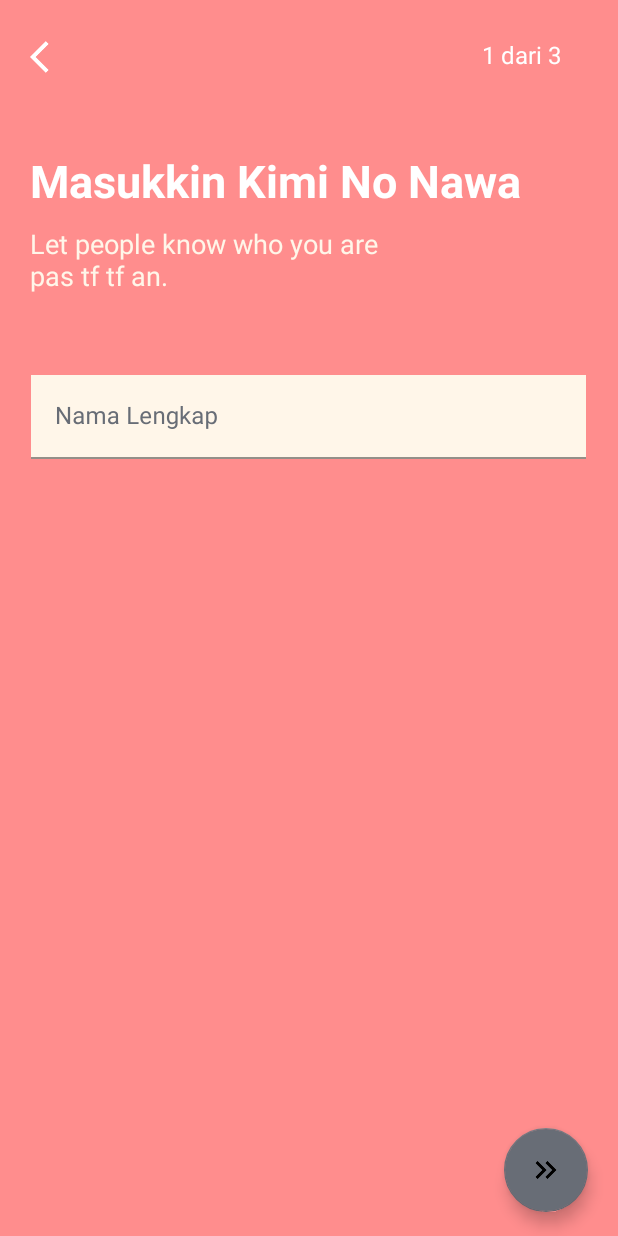
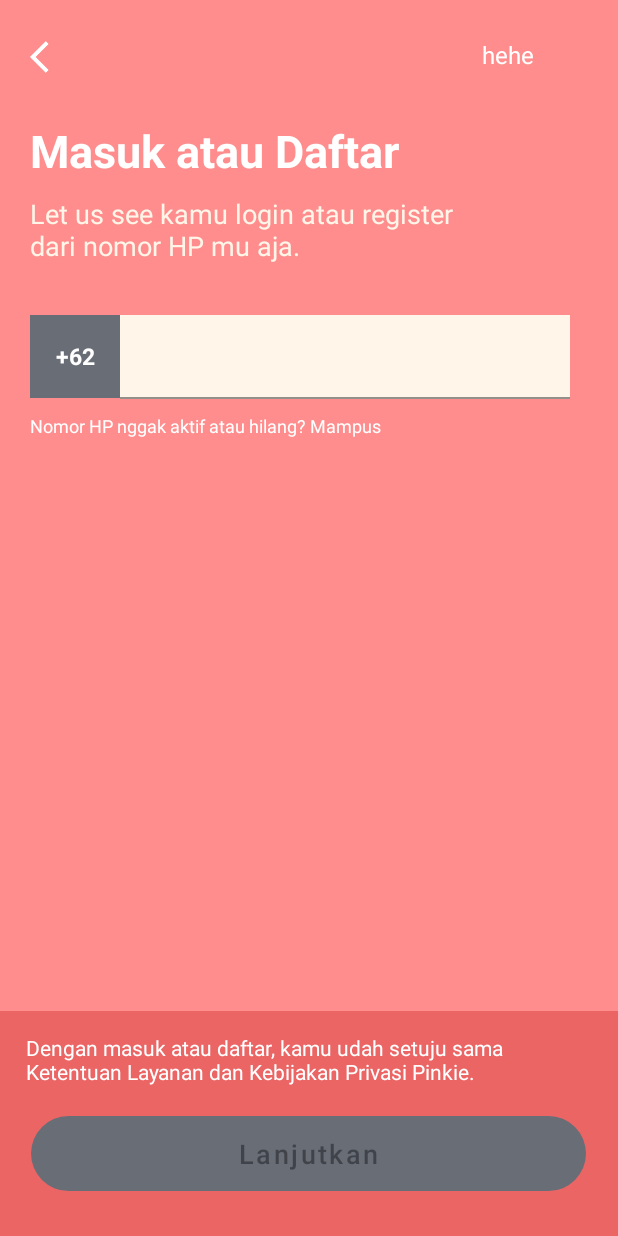
Before and after one commit to JuanNathaniel/Pinkie, an Android app: the screen it shows after launch (StartActivity), after a tap on "LANJUTKAN", on a phone screen of 412 x 824 dp. Run offline under Robolectric (Android 15) with nearby library versions, the phone set to English and light mode, and no system bars.

Commit message:
New feature checking for login/register

```diff
--- /dev/null
+++ b/app/src/main/java/com/example/pinkiewallet/LoginRegister.kt
@@ -0,0 +1,98 @@
+package com.example.pinkiewallet
+
+import android.content.Context
+import android.os.Bundle
+import android.os.Handler
+import android.os.Looper
+import android.text.Editable
+import android.text.TextWatcher
+import android.view.LayoutInflater
+import android.view.View
+import android.view.ViewGroup
+import android.view.inputmethod.InputMethodManager
+import android.widget.Toast
+import androidx.core.content.ContextCompat
+import androidx.fragment.app.Fragment
+import androidx.fragment.app.FragmentTransaction
+import com.example.pinkiewallet.databinding.LoginRegisterBinding
+
+class LoginRegister : Fragment() {
+
+    private var _binding: LoginRegisterBinding? = null
+    private val binding get() = _binding!!
+
+    override fun onCreateView(
+        inflater: LayoutInflater, container: ViewGroup?,
+        savedInstanceState: Bundle?
+    ): View {
+        _binding = LoginRegisterBinding.inflate(inflater, container, false)
+
+        // Set initial background tint (example with grey)
+        binding.lanjutkanButton.backgroundTintList = ContextCompat.getColorStateList(requireContext(), R.color.grey)
+        binding.lanjutkanButton.isEnabled = false
+
+        binding.textFieldPhone.editText?.addTextChangedListener(object : TextWatcher {
+            override fun afterTextChanged(s: Editable?) {
+                validatePhoneNumber(s.toString())
+            }
+
+            override fun beforeTextChanged(s: CharSequence?, start: Int, count: Int, after: Int) {}
+
+            override fun onTextChanged(s: CharSequence?, start: Int, before: Int, count: Int) {}
+        })
+
+
+        binding.lanjutkanButton.setOnClickListener{
+            if (isPhoneNumberValid(binding.textFieldPhone.toString())) {
+
+                //disini kondisi pengecekan apakah nomor telepon ada di database atau engga
+                val register1Fragment = Register1()
+                val transaction: FragmentTransaction = requireActivity().supportFragmentManager.beginTransaction()
+                transaction.replace(R.id.fragment_container, register1Fragment)
+                transaction.addToBackStack(null) // Untuk menambahkan ke back stack, jika diperlukan
+                transaction.commit()
+                Toast.makeText(requireContext(), "Bisa nih mantap", Toast.LENGTH_SHORT).show()
+            }
+        }
+
+        //
+        binding.backwardButton.setOnClickListener{
+            //do something
+            // Mendapatkan instance dari FragmentManager
+            val fragmentManager = requireActivity().supportFragmentManager
+
+            // Cek apakah ada fragment sebelumnya di dalam back stack
+            if (fragmentManager.backStackEntryCount > 0) {
+                // Navigasi kembali ke fragment sebelumnya
+                fragmentManager.popBackStack()
+            } else {
+                // Tidak ada fragment sebelumnya dalam back stack, bisa tambahkan logika lain jika diperlukan
+            }
+
+            // Hancurkan fragment saat ini
+            fragmentManager.beginTransaction().remove(this).commit()
+        }
+
+        return binding.root
+    }
+
+    private fun validatePhoneNumber(phoneNumber: String) {
+        if (isPhoneNumberValid(phoneNumber)) {
+            binding.lanjutkanButton.backgroundTintList = ContextCompat.getColorStateList(requireContext(), R.color.pink)
+            binding.lanjutkanButton.isEnabled = true
+        } else {
+            binding.lanjutkanButton.backgroundTintList = ContextCompat.getColorStateList(requireContext(), R.color.grey)
+            binding.lanjutkanButton.isEnabled = false
+        }
+    }
+
+    private fun isPhoneNumberValid(phoneNumber: String): Boolean {
+        // Replace this with your actual validation logic
+        return phoneNumber.length > 10 // Contoh validasi, misalnya nomor telepon harus 10 digit
+    }
+
+    override fun onDestroyView() {
+        super.onDestroyView()
+        _binding = null
+    }
+}
--- a/app/src/main/java/com/example/pinkiewallet/StartFragment.kt
+++ b/app/src/main/java/com/example/pinkiewallet/StartFragment.kt
@@ -32,11 +32,10 @@ class StartFragment : Fragment() {
     override fun onViewCreated(view: View, savedInstanceState: Bundle?) {
         super.onViewCreated(view, savedInstanceState)
 
-        // Menggunakan binding yang sesuai untuk button
         binding.lanjutkanButton.setOnClickListener {
-            val register1Fragment = Register1()
+            val loginregisterfragment = LoginRegister()
             val transaction: FragmentTransaction = requireActivity().supportFragmentManager.beginTransaction()
-            transaction.replace(R.id.fragment_container, register1Fragment)
+            transaction.replace(R.id.fragment_container, loginregisterfragment)
             transaction.addToBackStack(null) // Untuk menambahkan ke back stack, jika diperlukan
             transaction.commit()
         }
--- /dev/null
+++ b/app/src/main/res/layout/login_register.xml
@@ -0,0 +1,115 @@
+<?xml version="1.0" encoding="utf-8"?>
+<RelativeLayout xmlns:android="http://schemas.android.com/apk/res/android"
+    android:layout_width="match_parent"
+    android:layout_height="match_parent"
+    android:background="@color/pink">
+
+    <ImageButton
+        android:id="@+id/backward_button"
+        android:layout_width="25dp"
+        android:layout_height="25dp"
+        android:src="@drawable/ic_arrow_backward"
+        android:scaleType="fitCenter"
+        android:background="@color/pink"
+        android:layout_marginLeft="20dp"
+        android:layout_marginTop="25dp"/>
+
+    <TextView
+        android:layout_width="wrap_content"
+        android:layout_height="wrap_content"
+        android:text="hehe"
+        android:textColor="@color/white"
+        android:textSize="16dp"
+        android:layout_toRightOf="@+id/backward_button"
+        android:layout_marginLeft="276dp"
+        android:layout_marginTop="25dp" />
+
+    <TextView
+        android:layout_width="wrap_content"
+        android:layout_height="wrap_content"
+        android:layout_marginTop="80dp"
+        android:text="Masuk atau Daftar"
+        android:textSize="30dp"
+        android:textColor="@color/white"
+        android:textStyle="bold"
+        android:layout_marginLeft="20dp" />
+
+    <TextView
+        android:id="@+id/subtitle"
+        android:layout_width="290dp"
+        android:layout_height="wrap_content"
+        android:text="Let us see kamu login atau register dari nomor HP mu aja."
+        android:textColor="@color/bone"
+        android:layout_marginTop="130dp"
+        android:layout_marginLeft="20dp"
+        android:textSize="18dp" />
+
+
+    <TextView
+        android:layout_width="60dp"
+        android:layout_height="55dp"
+        android:text="+62"
+        android:textSize="15sp"
+        android:textColor="@color/white"
+        android:textStyle="bold"
+        android:gravity="center"
+        android:layout_marginLeft="20dp"
+        android:layout_marginTop="210dp"
+        android:background="@color/grey"/>
+
+    <com.google.android.material.textfield.TextInputLayout
+        android:id="@+id/textFieldPhone"
+        android:layout_width="300dp"
+        android:layout_height="wrap_content"
+        android:layout_marginTop="210dp"
+        android:layout_marginLeft="80dp"
+        android:hint=""
+        android:textColorHint="@color/grey" >
+
+        <com.google.android.material.textfield.TextInputEditText
+            android:layout_width="match_parent"
+            android:layout_height="wrap_content"
+            android:background="@color/bone"
+            android:textColor="@color/grey"
+            android:inputType="phone"/>
+
+    </com.google.android.material.textfield.TextInputLayout>
+
+    <TextView
+        android:layout_width="wrap_content"
+        android:layout_height="wrap_content"
+        android:text="Nomor HP nggak aktif atau hilang? Mampus"
+        android:textColor="@color/white"
+        android:textSize="12sp"
+        android:layout_marginLeft="20dp"
+        android:layout_marginTop="275dp" />
+
+    <View
+        android:layout_width="match_parent"
+        android:layout_height="150dp"
+        android:background="@color/red"
+        android:layout_alignParentBottom="true" />
+
+    <TextView
+        android:layout_width="match_parent"
+        android:layout_height="wrap_content"
+        android:layout_centerHorizontal="true"
+        android:text="Dengan masuk atau daftar, kamu udah setuju sama Ketentuan Layanan dan Kebijakan Privasi Pinkie."
+        android:textColor="@color/white"
+        android:layout_alignParentBottom="true"
+        android:layout_marginLeft="35dp"
+        android:layout_marginBottom="100dp" />
+
+    <Button
+        android:id="@+id/lanjutkanButton"
+        android:layout_width="370dp"
+        android:layout_height="50dp"
+        android:layout_alignParentBottom="true"
+        android:layout_marginBottom="30dp"
+        android:layout_centerHorizontal="true"
+        android:text="Lanjutkan"
+        android:textSize="18sp"
+        android:textAllCaps="false"
+        android:background="@drawable/round_gradient" />
+
+</RelativeLayout>
```
